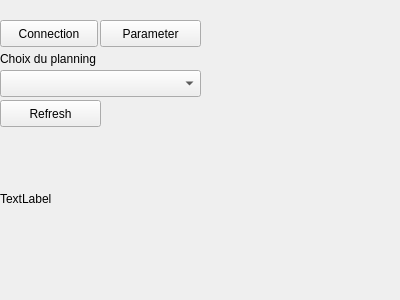
Above: widget_base.ui from Mapotempo/mapotempo-qgis-plugin before the change. Below: the same form after it.
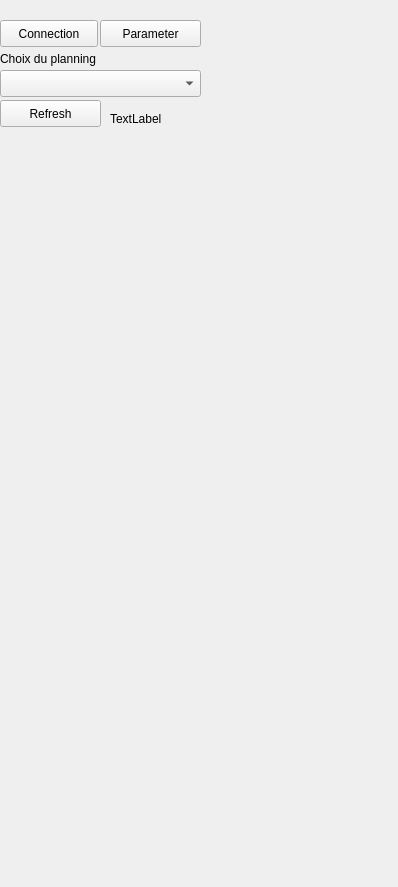
That is the form after the change.

The edit to the form file:
```diff
--- a/widget_base.ui
+++ b/widget_base.ui
@@ -6,8 +6,8 @@
    <rect>
     <x>0</x>
     <y>0</y>
-    <width>400</width>
-    <height>300</height>
+    <width>398</width>
+    <height>887</height>
    </rect>
   </property>
   <property name="windowTitle">
@@ -43,8 +43,8 @@
    <widget class="QLabel" name="label_5">
     <property name="geometry">
      <rect>
-      <x>0</x>
-      <y>190</y>
+      <x>110</x>
+      <y>110</y>
       <width>271</width>
       <height>17</height>
      </rect>
```
